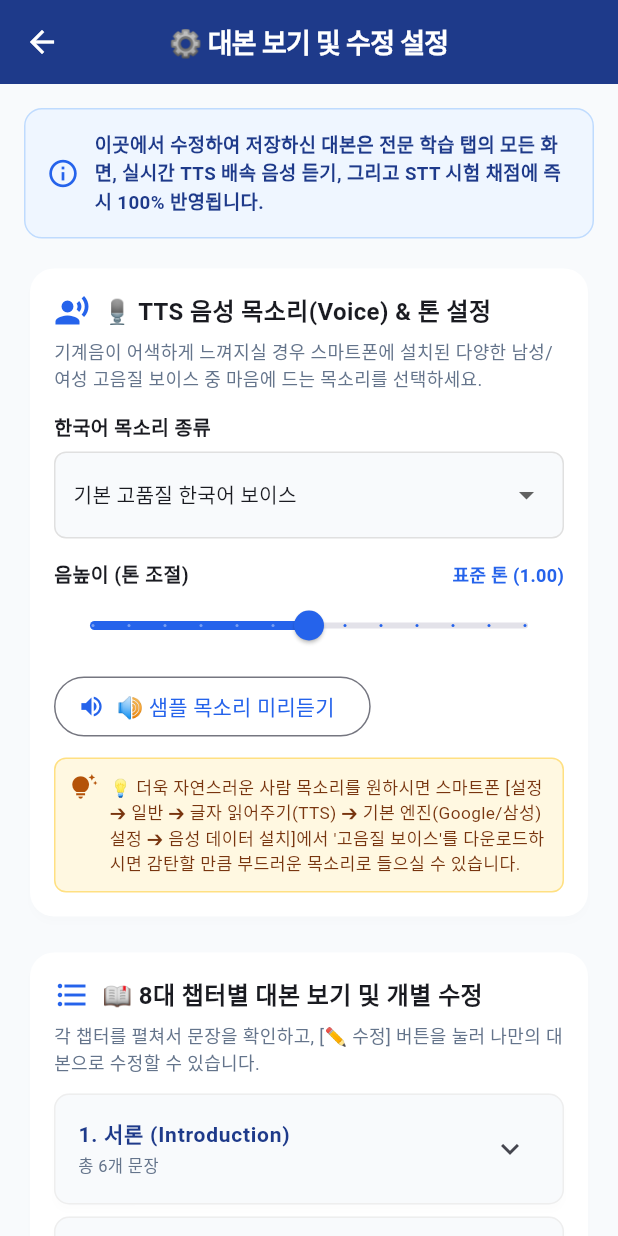
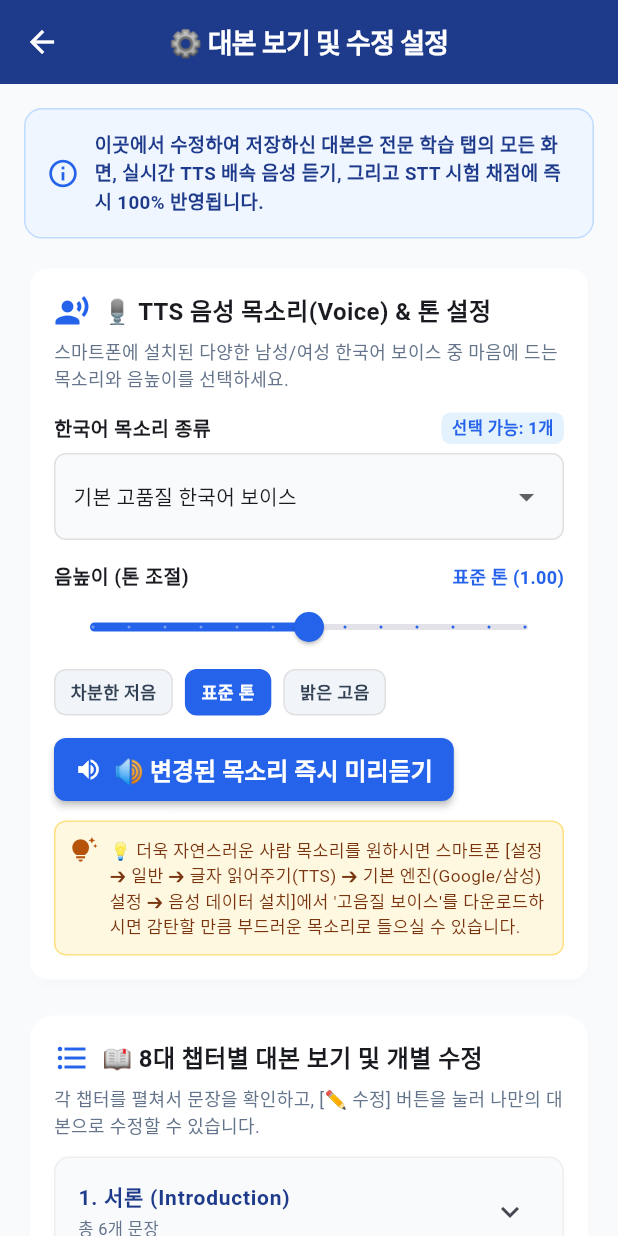
Before and after one commit to xhpark/Evangelism, a Flutter app: the SettingsScreen screen opened directly, on a phone screen of 412 x 824 dp. Run offline on Flutter 3.47's test engine with Material 3 defaults, Android fonts, the light colour scheme and no system bars; our stand-ins replace flutter_tts, shared_preferences, speech_to_text, wakelock_plus; accounts and stored records are empty.

Commit message:
fix: TTS 한국어 보이스 로드/선택 불가 및 음높이 슬라이더 반응 불가 오류 원인 해결, 순수 한국어 보이스 정제 및 3대 톤 프리셋 칩 추가

```diff
--- a/lib/providers/study_provider.dart
+++ b/lib/providers/study_provider.dart
@@ -47,6 +47,11 @@ class StudyProvider extends ChangeNotifier {
 
   Future<void> setTtsPitch(double pitchVal) async {
     await _ttsService.setPitch(pitchVal);
+    notifyListeners();
+  }
+
+  Future<void> reloadVoices() async {
+    await _ttsService.refreshVoices();
     notifyListeners();
   }
 
--- a/lib/screens/settings_screen.dart
+++ b/lib/screens/settings_screen.dart
@@ -25,6 +25,12 @@ class _SettingsScreenState extends State<SettingsScreen> {
     final provider = context.read<ScriptManageProvider>();
     _testimonyController.text = provider.userTestimony;
     _churchController.text = provider.userChurch;
+
+    WidgetsBinding.instance.addPostFrameCallback((_) {
+      if (mounted) {
+        context.read<StudyProvider>().reloadVoices();
+      }
+    });
   }
 
   @override
@@ -79,7 +85,17 @@ class _SettingsScreenState extends State<SettingsScreen> {
             const SizedBox(height: 16),
 
             // 2. TTS 음성 목소리(Voice) 및 톤 설정 카드
-            Card(
+            Consumer<StudyProvider>(
+              builder: (context, study, _) {
+                final voices = study.availableVoices;
+                final selectedVoice = study.selectedVoiceName;
+                final matched = voices.any((v) => v.name == selectedVoice);
+                final currentVoiceValue = matched
+                    ? selectedVoice
+                    : (voices.isNotEmpty ? voices.first.name : null);
+
+                return Card(
+                  shape: RoundedRectangleBorder(borderRadius: BorderRadius.circular(12)),
                   child: Padding(
                     padding: const EdgeInsets.all(16),
                     child: Column(
@@ -99,15 +115,31 @@ class _SettingsScreenState extends State<SettingsScreen> {
                         ),
                         const SizedBox(height: 6),
                         const Text(
-                      "기계음이 어색하게 느껴지실 경우 스마트폰에 설치된 다양한 남성/여성 고음질 보이스 중 마음에 드는 목소리를 선택하세요.",
+                          "스마트폰에 설치된 다양한 남성/여성 한국어 보이스 중 마음에 드는 목소리와 음높이를 선택하세요.",
                           style: TextStyle(fontSize: 12, color: AppTheme.textMuted),
                         ),
                         const SizedBox(height: 14),
 
                         // 보이스 선택 드롭다운
+                        Row(
+                          mainAxisAlignment: MainAxisAlignment.spaceBetween,
+                          children: [
                             const Text(
                               "한국어 목소리 종류",
                               style: TextStyle(fontSize: 13, fontWeight: FontWeight.bold),
+                            ),
+                            Container(
+                              padding: const EdgeInsets.symmetric(horizontal: 7, vertical: 2),
+                              decoration: BoxDecoration(
+                                color: Colors.blue.shade50,
+                                borderRadius: BorderRadius.circular(6),
+                              ),
+                              child: Text(
+                                "선택 가능: ${voices.length}개",
+                                style: const TextStyle(fontSize: 11, fontWeight: FontWeight.bold, color: AppTheme.primaryBlue),
+                              ),
+                            ),
+                          ],
                         ),
                         const SizedBox(height: 6),
                         Container(
@@ -120,10 +152,9 @@ class _SettingsScreenState extends State<SettingsScreen> {
                           child: DropdownButtonHideUnderline(
                             child: DropdownButton<String>(
                               isExpanded: true,
-                          value: study.availableVoices.any((v) => v.name == study.selectedVoiceName)
-                              ? study.selectedVoiceName
-                              : (study.availableVoices.isNotEmpty ? study.availableVoices.first.name : null),
-                          items: study.availableVoices.map((v) {
+                              value: currentVoiceValue,
+                              hint: const Text("보이스를 불러오는 중..."),
+                              items: voices.map((v) {
                                 return DropdownMenuItem<String>(
                                   value: v.name,
                                   child: Text(
@@ -132,10 +163,10 @@ class _SettingsScreenState extends State<SettingsScreen> {
                                   ),
                                 );
                               }).toList(),
-                          onChanged: (val) {
+                              onChanged: (val) async {
                                 if (val == null) return;
-                            final selected = study.availableVoices.firstWhere((v) => v.name == val);
-                            study.setTtsVoice(selected);
+                                final target = voices.firstWhere((v) => v.name == val);
+                                await study.setTtsVoice(target);
                               },
                             ),
                           ),
@@ -152,7 +183,7 @@ class _SettingsScreenState extends State<SettingsScreen> {
                             ),
                             Text(
                               study.pitch <= 0.85
-                              ? "차분한 중저음 (${study.pitch.toStringAsFixed(2)})"
+                                  ? "차분한 저음 (${study.pitch.toStringAsFixed(2)})"
                                   : study.pitch >= 1.15
                                       ? "밝은 고음 (${study.pitch.toStringAsFixed(2)})"
                                       : "표준 톤 (${study.pitch.toStringAsFixed(2)})",
@@ -171,16 +202,48 @@ class _SettingsScreenState extends State<SettingsScreen> {
                             study.setTtsPitch(newPitch);
                           },
                         ),
-                    const SizedBox(height: 6),
+                        const SizedBox(height: 4),
+
+                        // 3가지 원터치 톤 프리셋 버튼
+                        Row(
+                          children: [
+                            _buildPitchPresetChip(
+                              label: "차분한 저음",
+                              targetPitch: 0.85,
+                              currentPitch: study.pitch,
+                              onTap: () => study.setTtsPitch(0.85),
+                            ),
+                            const SizedBox(width: 8),
+                            _buildPitchPresetChip(
+                              label: "표준 톤",
+                              targetPitch: 1.0,
+                              currentPitch: study.pitch,
+                              onTap: () => study.setTtsPitch(1.0),
+                            ),
+                            const SizedBox(width: 8),
+                            _buildPitchPresetChip(
+                              label: "밝은 고음",
+                              targetPitch: 1.15,
+                              currentPitch: study.pitch,
+                              onTap: () => study.setTtsPitch(1.15),
+                            ),
+                          ],
+                        ),
+                        const SizedBox(height: 12),
 
                         // 미리듣기 버튼 & 안드로이드 고음질 팁
                         Row(
-                      mainAxisAlignment: MainAxisAlignment.spaceBetween,
                           children: [
-                        OutlinedButton.icon(
+                            ElevatedButton.icon(
+                              style: ElevatedButton.styleFrom(
+                                backgroundColor: AppTheme.primaryBlue,
+                                foregroundColor: Colors.white,
+                                padding: const EdgeInsets.symmetric(horizontal: 14, vertical: 9),
+                                shape: RoundedRectangleBorder(borderRadius: BorderRadius.circular(8)),
+                              ),
                               onPressed: () => study.previewTtsVoice(),
                               icon: const Icon(Icons.volume_up, size: 18),
-                          label: const Text("🔊 샘플 목소리 미리듣기"),
+                              label: const Text("🔊 변경된 목소리 즉시 미리듣기"),
                             ),
                           ],
                         ),
@@ -209,6 +272,8 @@ class _SettingsScreenState extends State<SettingsScreen> {
                       ],
                     ),
                   ),
+                );
+              },
             ),
             const SizedBox(height: 16),
 
@@ -699,6 +764,38 @@ class _SettingsScreenState extends State<SettingsScreen> {
     );
   }
 
+  Widget _buildPitchPresetChip({
+    required String label,
+    required double targetPitch,
+    required double currentPitch,
+    required VoidCallback onTap,
+  }) {
+    final isSelected = (currentPitch - targetPitch).abs() < 0.05;
+    return InkWell(
+      onTap: onTap,
+      borderRadius: BorderRadius.circular(8),
+      child: AnimatedContainer(
+        duration: const Duration(milliseconds: 150),
+        padding: const EdgeInsets.symmetric(horizontal: 10, vertical: 6),
+        decoration: BoxDecoration(
+          color: isSelected ? AppTheme.primaryBlue : const Color(0xFFF1F5F9),
+          borderRadius: BorderRadius.circular(8),
+          border: Border.all(
+            color: isSelected ? AppTheme.primaryBlue : Colors.grey.shade300,
+          ),
+        ),
+        child: Text(
+          label,
+          style: TextStyle(
+            fontSize: 11.5,
+            fontWeight: FontWeight.bold,
+            color: isSelected ? Colors.white : const Color(0xFF334155),
+          ),
+        ),
+      ),
+    );
+  }
+
   void _showStepEditDialog(
     BuildContext context,
     StepItem step,
```
Also changed, not shown: lib/services/tts_service.dart (+67 -8 lines). Lines whose indentation alone changed are shown as unchanged.
